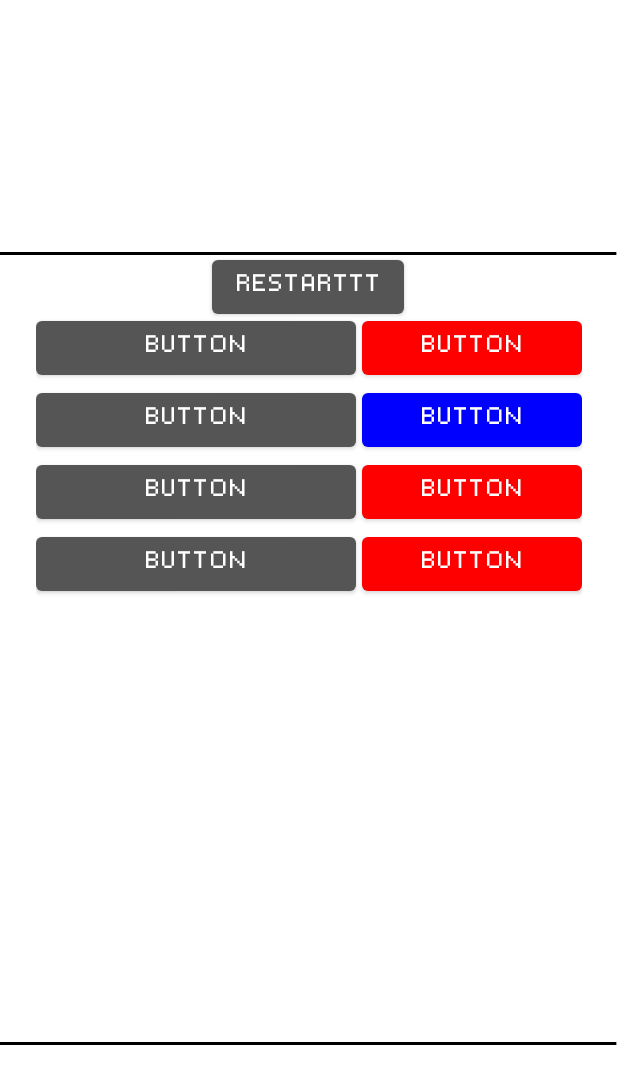
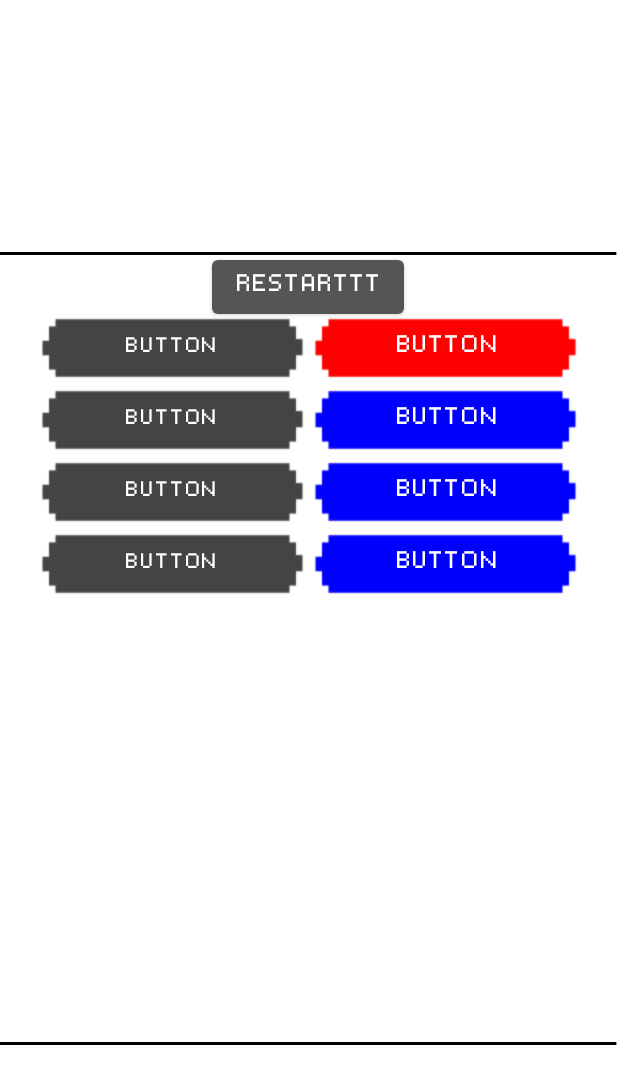
Before and after one commit to MilesAlfrey/IdleLife, an Android app: the layout fragment_intelligence.xml on its own in the app's theme, with its tools: preview values and no code run, on a phone screen of 412 x 824 dp. Shown: the top 1084 px of the screen. Run offline under Robolectric (Android 15) with nearby library versions, the phone set to English and light mode, and no system bars.

Commit message:
Added intelligence buttons properly and fixed various button issues. Also added a format function to use instead of declaring a new numformat each time

```diff
--- a/app/src/main/java/com/example/idlelife/MainApplication.java
+++ b/app/src/main/java/com/example/idlelife/MainApplication.java
@@ -47,19 +47,6 @@ public class MainApplication extends Application {
 
             long currentInt = data.getLong("Int",0);
 
-            int Will1 = data.getInt("Will1",0);
-
-            int Will2 = data.getInt("Will2",0);
-
-            int Will3 = data.getInt("Will3",0);
-
-            int Will4 = data.getInt("Will4",0);
-
-            int Int1 = data.getInt("Int1",0);
-
-            int Int2 = data.getInt("Int2",0);
-
-            int Int3 = data.getInt("Int3",0);
 
             int TestSpeed= data.getInt("TestSpeed",0);
 
@@ -80,6 +67,8 @@ public class MainApplication extends Application {
             }
 
  */
+            //WILL ADDITION
+
             long WillAdd = MiscMethods.Will1Gain(getBaseContext())+
                     MiscMethods.Will2Gain(getBaseContext())+
                     MiscMethods.Will3Gain(getBaseContext())+
@@ -91,9 +80,18 @@ public class MainApplication extends Application {
 
             editor.putLong("Will", currentWill + WillAdd);
 
-            long IntAdd = Int1+10*Int2+20*Int3;
+            //INT ADDITION
+
+            long IntAdd = MiscMethods.Int1Gain(getBaseContext())+
+                    MiscMethods.Int2Gain(getBaseContext())+
+                    MiscMethods.Int3Gain(getBaseContext())+
+                    MiscMethods.Int4Gain(getBaseContext());
+
+            IntAdd = IntAdd/(1000/Update_Interval);
 
             editor.putLong("Int",currentInt+IntAdd);
+
+            //TEST ADDITION
 
             editor.putInt("TestProgress",TestProgress+TestSpeed);//May want to change this to help adjust for smaller values
 
--- a/app/src/main/java/com/example/idlelife/MiscMethods.java
+++ b/app/src/main/java/com/example/idlelife/MiscMethods.java
@@ -2,17 +2,18 @@ package com.example.idlelife;
 
 import android.content.Context;
 import android.content.SharedPreferences;
-import android.content.res.ColorStateList;
-import android.util.Pair;
 import android.widget.Button;
 
-import androidx.core.view.ViewCompat;
+
 import androidx.fragment.app.FragmentActivity;
+
+import java.text.DecimalFormat;
+import java.text.NumberFormat;
 
 
 public class MiscMethods {
 
-    public static int Will1Cost(Context context){
+    public static long Will1Cost(Context context){
 
 
         SharedPreferences data = context.getSharedPreferences("Values",Context.MODE_PRIVATE);
@@ -38,7 +39,7 @@ public class MiscMethods {
         }
     }
 
-    public static int Will2Cost(Context context){
+    public static long Will2Cost(Context context){
 
 
         SharedPreferences data = context.getSharedPreferences("Values",Context.MODE_PRIVATE);
@@ -64,7 +65,7 @@ public class MiscMethods {
         }
     }
 
-    public static int Will3Cost(Context context){
+    public static long Will3Cost(Context context){
 
 
         SharedPreferences data = context.getSharedPreferences("Values",Context.MODE_PRIVATE);
@@ -90,7 +91,7 @@ public class MiscMethods {
         }
     }
 
-    public static int Will4Cost(Context context){
+    public static long Will4Cost(Context context){
 
 
         SharedPreferences data = context.getSharedPreferences("Values",Context.MODE_PRIVATE);
@@ -119,7 +120,7 @@ public class MiscMethods {
 
 
 
-    public static int Int1Cost(Context context){
+    public static long Int1Cost(Context context){
 
 
         SharedPreferences data = context.getSharedPreferences("Values",Context.MODE_PRIVATE);
@@ -129,7 +130,17 @@ public class MiscMethods {
         return (int) (100000+level*4000+ Math.floor(Math.pow((float)level,3.8)));
     }
 
-    public static int Int2Cost(Context context){
+    public static long Int1Gain(Context context){
+
+
+        SharedPreferences data = context.getSharedPreferences("Values",Context.MODE_PRIVATE);
+
+        int level = data.getInt("Int1",0);
+
+        return level;
+    }
+
+    public static long Int2Cost(Context context){
 
 
         SharedPreferences data = context.getSharedPreferences("Values",Context.MODE_PRIVATE);
@@ -139,7 +150,17 @@ public class MiscMethods {
         return (int) (100+level*200+ Math.floor(Math.pow((float)level,4)));
     }
 
-    public static int Int3Cost(Context context){
+    public static long Int2Gain(Context context){
+
+
+        SharedPreferences data = context.getSharedPreferences("Values",Context.MODE_PRIVATE);
+
+        int level = data.getInt("Int2",0);
+
+        return level *10;
+    }
+
+    public static long Int3Cost(Context context){
 
 
         SharedPreferences data = context.getSharedPreferences("Values",Context.MODE_PRIVATE);
@@ -148,15 +169,34 @@ public class MiscMethods {
 
         return (int) (50000+level*2000+ Math.floor(Math.pow(2.,(float)level))); //NEED CHANGING
     }
+    public static long Int3Gain(Context context){
 
-    public static int Int4Cost(Context context){
+
+        SharedPreferences data = context.getSharedPreferences("Values",Context.MODE_PRIVATE);
+
+        int level = data.getInt("Int3",0);
+
+        return  20*level;
+    }
+
+    public static long Int4Cost(Context context){
 
 
         SharedPreferences data = context.getSharedPreferences("Values",Context.MODE_PRIVATE);
 
         int level = data.getInt("Int4",0);
 
-        return (int) (50000+level*2000+ Math.floor(Math.pow((float)level,3.5))); // Need Changing
+        return (int) (200000+level*10000+ Math.floor(Math.pow((float)level,3.5))); // Need Changing
+    }
+
+    public static long Int4Gain(Context context){
+
+
+        SharedPreferences data = context.getSharedPreferences("Values",Context.MODE_PRIVATE);
+
+        int level = data.getInt("Int4",0);
+
+        return level*50;
     }
 
 
@@ -263,5 +303,27 @@ public class MiscMethods {
 
     }
 
+    public static String FormatNumber(int number){
+        if (number < 100000){
+            return String.valueOf(number);
+        }
+        else{
+            NumberFormat numFormat = new DecimalFormat("0.00E0");
+            return numFormat.format(number);
+        }
+
+    }
+
+    public static String FormatNumber(long number){
+        if (number < 100000){
+            return String.valueOf(number);
+        }
+        else{
+            NumberFormat numFormat = new DecimalFormat("0.00E0");
+            return numFormat.format(number);
+        }
+
+    }
+
 
 }
--- a/app/src/main/res/layout/fragment_intelligence.xml
+++ b/app/src/main/res/layout/fragment_intelligence.xml
@@ -63,22 +63,26 @@
 
                 <Button
                     android:id="@+id/IntDescrip1"
-                    android:layout_width="168dp"
-                    android:layout_height="wrap_content"
+                    android:layout_width="match_parent"
+                    android:layout_height="match_parent"
                     android:layout_weight="1"
+                    android:background="@drawable/buttonwithoutside"
                     android:checkable="false"
                     android:clickable="false"
                     android:insetRight="2dp"
                     android:text="Button"
+                    android:textSize="14sp"
                     android:visibility="gone"
+                    app:backgroundTint="@color/Darker_Grey"
                     app:rippleColor="#00FFFFFF"
                     tools:visibility="visible" />
 
                 <Button
                     android:id="@+id/IntBuy1"
-                    android:layout_width="wrap_content"
-                    android:layout_height="wrap_content"
+                    android:layout_width="match_parent"
+                    android:layout_height="match_parent"
                     android:layout_weight="1"
+                    android:background="@drawable/buttonwithoutside"
                     android:insetLeft="2dp"
                     android:text="Button"
                     android:visibility="gone"
@@ -97,22 +101,26 @@
 
                 <Button
                     android:id="@+id/IntDescrip2"
-                    android:layout_width="168dp"
-                    android:layout_height="wrap_content"
+                    android:layout_width="match_parent"
+                    android:layout_height="match_parent"
                     android:layout_weight="1"
+                    android:background="@drawable/buttonwithoutside"
                     android:checkable="false"
                     android:clickable="false"
                     android:insetRight="2dp"
                     android:text="Button"
+                    android:textSize="14sp"
                     android:visibility="gone"
+                    app:backgroundTint="@color/Darker_Grey"
                     app:rippleColor="#00FFFFFF"
                     tools:visibility="visible" />
 
                 <Button
                     android:id="@+id/IntBuy2"
-                    android:layout_width="wrap_content"
-                    android:layout_height="wrap_content"
+                    android:layout_width="match_parent"
+                    android:layout_height="match_parent"
                     android:layout_weight="1"
+                    android:background="@drawable/buttonwithoutside"
                     android:insetLeft="2dp"
                     android:text="Button"
                     android:visibility="gone"
@@ -130,26 +138,30 @@
 
                 <Button
                     android:id="@+id/IntDescrip3"
-                    android:layout_width="168dp"
-                    android:layout_height="wrap_content"
+                    android:layout_width="match_parent"
+                    android:layout_height="match_parent"
                     android:layout_weight="1"
+                    android:background="@drawable/buttonwithoutside"
                     android:checkable="false"
                     android:clickable="false"
                     android:insetRight="2dp"
                     android:text="Button"
+                    android:textSize="14sp"
                     android:visibility="gone"
+                    app:backgroundTint="@color/Darker_Grey"
                     app:rippleColor="#00FFFFFF"
                     tools:visibility="visible" />
 
                 <Button
                     android:id="@+id/IntBuy3"
-                    android:layout_width="wrap_content"
-                    android:layout_height="wrap_content"
+                    android:layout_width="match_parent"
+                    android:layout_height="match_parent"
                     android:layout_weight="1"
+                    android:background="@drawable/buttonwithoutside"
                     android:insetLeft="2dp"
                     android:text="Button"
                     android:visibility="gone"
-                    app:backgroundTint="@color/WillColour"
+                    app:backgroundTint="@color/IntColour"
                     app:rippleColor="#00FFFFFF"
                     tools:visibility="visible" />
             </LinearLayout>
@@ -163,26 +175,30 @@
 
                 <Button
                     android:id="@+id/IntDescrip4"
-                    android:layout_width="168dp"
-                    android:layout_height="wrap_content"
+                    android:layout_width="match_parent"
+                    android:layout_height="match_parent"
                     android:layout_weight="1"
+                    android:background="@drawable/buttonwithoutside"
                     android:checkable="false"
                     android:clickable="false"
                     android:insetRight="2dp"
                     android:text="Button"
+                    android:textSize="14sp"
                     android:visibility="gone"
+                    app:backgroundTint="@color/Darker_Grey"
                     app:rippleColor="#00FFFFFF"
                     tools:visibility="visible" />
 
                 <Button
                     android:id="@+id/IntBuy4"
-                    android:layout_width="wrap_content"
-                    android:layout_height="wrap_content"
+                    android:layout_width="match_parent"
+                    android:layout_height="match_parent"
                     android:layout_weight="1"
+                    android:background="@drawable/buttonwithoutside"
                     android:insetLeft="2dp"
                     android:text="Button"
                     android:visibility="gone"
-                    app:backgroundTint="@color/WillColour"
+                    app:backgroundTint="@color/IntColour"
                     app:rippleColor="#00FFFFFF"
                     tools:visibility="visible" />
             </LinearLayout>
```
Also changed, not shown: app/src/main/java/com/example/idlelife/Fragments/IntelligenceFragment.java (+84 -24 lines), app/src/main/java/com/example/idlelife/Fragments/WillFragment.java (+35 -26 lines), app/src/main/res/layout/fragment_will.xml (+8 -8 lines).
